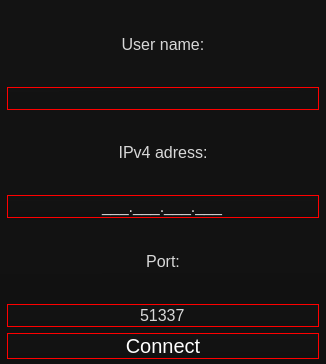
Old version of the form src/View/ConnectWindow/connectwindow.ui in the repository Flone-dnb/Silent.
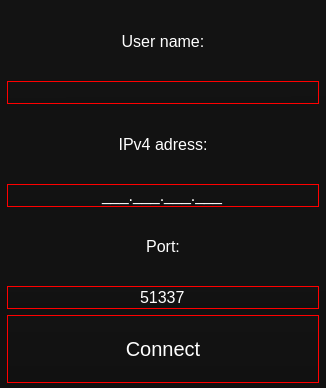
New version of the form.

The edit to the form file:
```diff
--- a/src/View/ConnectWindow/connectwindow.ui
+++ b/src/View/ConnectWindow/connectwindow.ui
@@ -7,7 +7,7 @@
     <x>0</x>
     <y>0</y>
     <width>326</width>
-    <height>364</height>
+    <height>388</height>
    </rect>
   </property>
   <property name="windowTitle">
@@ -15,7 +15,7 @@
   </property>
   <property name="styleSheet">
    <string notr="true">background-color: qlineargradient(spread:pad, x1:0.480769, y1:1, x2:0.476, y2:0, stop:0 rgba(17, 17, 17, 255), stop:1 rgba(19, 19, 19, 255));
-color: rgb(216, 216, 216);</string>
+color: white;</string>
   </property>
   <widget class="QWidget" name="centralwidget">
    <layout class="QVBoxLayout" name="verticalLayout_2">
@@ -32,7 +32,7 @@
      <number>5</number>
     </property>
     <item>
-     <layout class="QVBoxLayout" name="verticalLayout" stretch="5,15,5,15,5,15,40">
+     <layout class="QVBoxLayout" name="verticalLayout" stretch="10,20,10,20,10,20,10">
       <item>
        <widget class="QLabel" name="label_3">
         <property name="font">
@@ -166,6 +166,12 @@
       </item>
       <item>
        <widget class="QPushButton" name="pushButton">
+        <property name="sizePolicy">
+         <sizepolicy hsizetype="Minimum" vsizetype="Expanding">
+          <horstretch>0</horstretch>
+          <verstretch>0</verstretch>
+         </sizepolicy>
+        </property>
         <property name="font">
          <font>
           <family>Segoe UI</family>
@@ -178,6 +184,13 @@
 	border: 1px solid red;
 	color: rgb(255, 255, 255);
 }
+
+QPushButton:disabled
+{
+	border: 1px solid darkred;
+	color: rgb(50, 50, 50);
+}
+
 QPushButton:hover
 {
 	background-color: rgb(30,30,30);
```
Left out of the diff: 1 changed line with no effect on the pictures.
